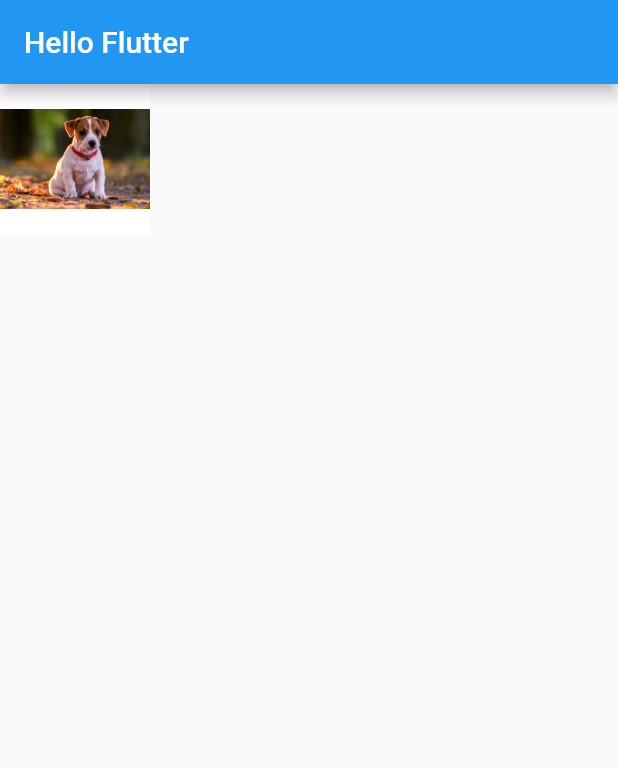
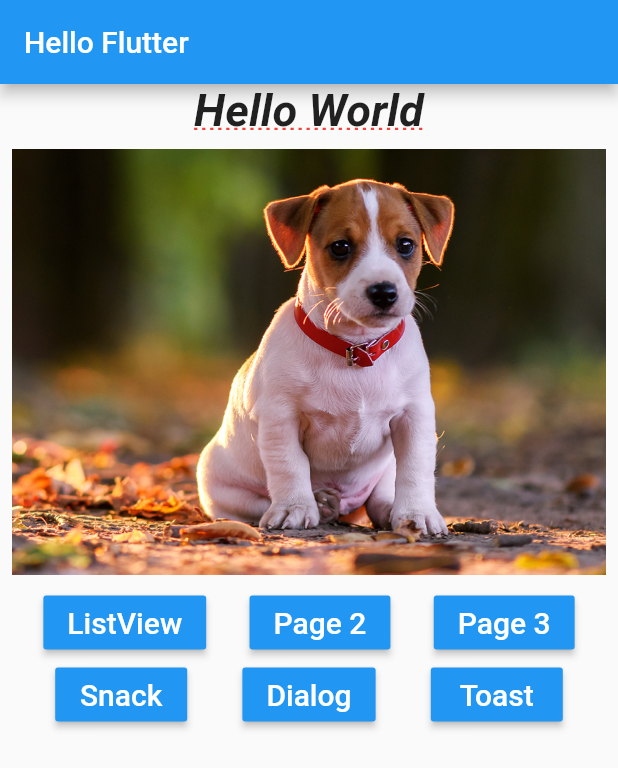
Before and after one commit to souzaleandror/flutter_hello, a Flutter app: the screen it shows after launch, on a phone screen of 412 x 824 dp. Shown: the top 768 px of the screen. Run offline on Flutter 3.47's test engine with Material 2 defaults, Android fonts, the phone set to English and light mode, and no system bars.

Commit message:
Updated 50%

```diff
--- a/lib/home_page.dart
+++ b/lib/home_page.dart
@@ -1,4 +1,9 @@
+import 'package:flutter/cupertino.dart';
 import 'package:flutter/material.dart';
+import 'package:flutter/rendering.dart';
+import 'package:flutter_hello/pages/hello_page1.dart';
+import 'package:flutter_hello/pages/hello_page2.dart';
+import 'package:flutter_hello/pages/hello_page3.dart';
 
 class HomePage extends StatelessWidget {
   @override
@@ -9,24 +14,127 @@ class HomePage extends StatelessWidget {
           "Hello Flutter",
         ),
       ),
-      body: _body(),
+      body: _body(context),
     );
   }
 
-  _body() {
-    return Container(
-      color: Colors.white,
-      //child: Center(child: _text()),
-      child: _img(),
+  _body(context) {
+    Size size = MediaQuery.of(context).size;
+
+    return SingleChildScrollView(
+      child: Container(
+        child: Column(
+          mainAxisAlignment: MainAxisAlignment.center,
+          children: <Widget>[
+            _text(),
+            _pageView(),
+            _buttons(context),
+          ],
+        ),
+        //child: Center(child: _text()),
+//      child: Center(
+//        child: _img(),
+//      ),
+//      child: Center(
+//        child: _button(),
+//      ),
+//      height: double.infinity,
+//      width: double.infinity,
+//      child: Row(
+//        mainAxisAlignment: MainAxisAlignment.center,
+//        mainAxisSize: MainAxisSize.max,
+//        crossAxisAlignment: CrossAxisAlignment.start,
+//        children: <Widget>[
+//          _button(),
+//          _button(),
+//          _button(),
+//        ],
+//      ),
+      ),
     );
   }
 
-  _img() {
+  Container _pageView() {
+    return Container(
+      padding: EdgeInsets.all(8.0),
+      height: 300,
+      child: PageView(
+        children: <Widget>[
+          _img("assets/images/dog1.png"),
+          _img("assets/images/dog2.png"),
+          _img("assets/images/dog3.png"),
+          _img("assets/images/dog4.png"),
+          _img("assets/images/dog5.png"),
+        ],
+      ),
+    );
+  }
+
+  Column _buttons(BuildContext context) {
+    return Column(
+      children: <Widget>[
+        Row(
+          mainAxisAlignment: MainAxisAlignment.spaceEvenly,
+          children: <Widget>[
+            _button(context, "ListView",
+                () => _onClickNavigator(context, HelloPage1())),
+            _button(context, "Page 2",
+                () => _onClickNavigator(context, HelloPage2())),
+            _button(context, "Page 3",
+                () => _onClickNavigator(context, HelloPage3())),
+          ],
+        ),
+        Row(
+          mainAxisAlignment: MainAxisAlignment.spaceEvenly,
+          children: <Widget>[
+            _button(context, "Snack", _onClickSnack),
+            _button(context, "Dialog", _onClickDialog),
+            _button(context, "Toast", _onClickToast),
+          ],
+        )
+      ],
+    );
+  }
+
+  _button(BuildContext context, String text, Function onPressed) {
+    return RaisedButton(
+      child: Text(
+        text,
+        style: TextStyle(
+          color: Colors.white,
+          fontSize: 20,
+        ),
+      ),
+      color: Colors.blue,
+//      onPressed: () {
+//        print("Clicou no Botao Ok");
+//      },
+      //onPressed: () => print("Clicou no Botao Ok"),
+      //onPressed: _onClickOk(context),
+      onPressed: onPressed,
+    );
+  }
+
+  _onClickNavigator(BuildContext context, Widget page) async {
+    String s = await Navigator.push(context,
+        MaterialPageRoute(builder: (BuildContext context) {
+      return page;
+    }));
+
+    print(s);
+  }
+
+  _onClickOk(BuildContext context, Widget page) {
+    print("Clicou no botao2");
+    Navigator.push(context, MaterialPageRoute(builder: (BuildContext context) {
+      return page;
+    }));
+  }
+
+  _img(String image) {
     return Image.asset(
-      "assets/images/dog1.png",
-      width: 100,
-      height: 100,
-      fit: BoxFit.contain,
+      image,
+      fit: BoxFit.cover,
     );
   }
 
@@ -43,4 +151,10 @@ class HomePage extends StatelessWidget {
       ),
     );
   }
+
+  _onClickSnack() {}
+
+  _onClickDialog() {}
+
+  _onClickToast() {}
 }
--- a/lib/main.dart
+++ b/lib/main.dart
@@ -8,9 +8,8 @@ class MyApp extends StatelessWidget {
   Widget build(BuildContext context) {
     return MaterialApp(
       debugShowCheckedModeBanner: false,
-      theme: ThemeData(
-        primaryColor: Colors.blue,
-      ),
+      title: "Imagens Dogs",
+      theme: ThemeData(primaryColor: Colors.blue, primarySwatch: Colors.blue),
       home: HomePage(),
     );
   }
```
Also changed, not shown: lib/pages/hello_page1.dart (added, +12 -0 lines), lib/pages/hello_page2.dart (added, +27 -0 lines), lib/pages/hello_page3.dart (added, +27 -0 lines).
